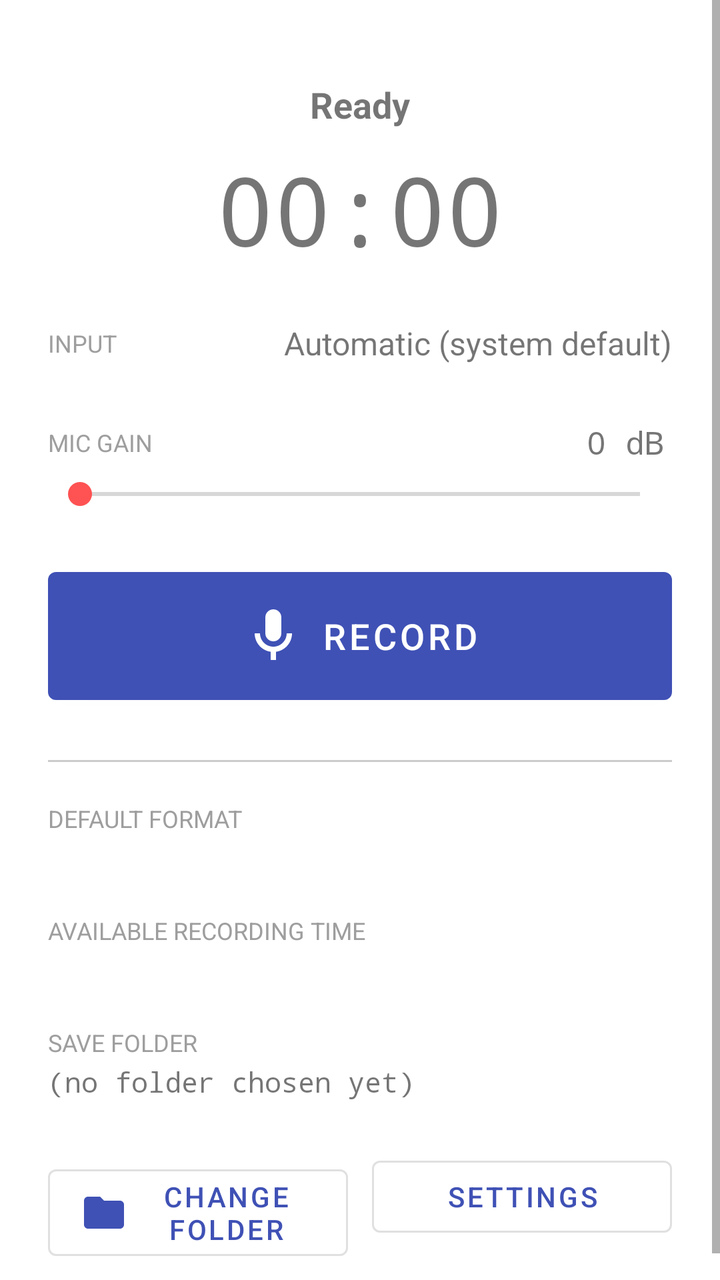
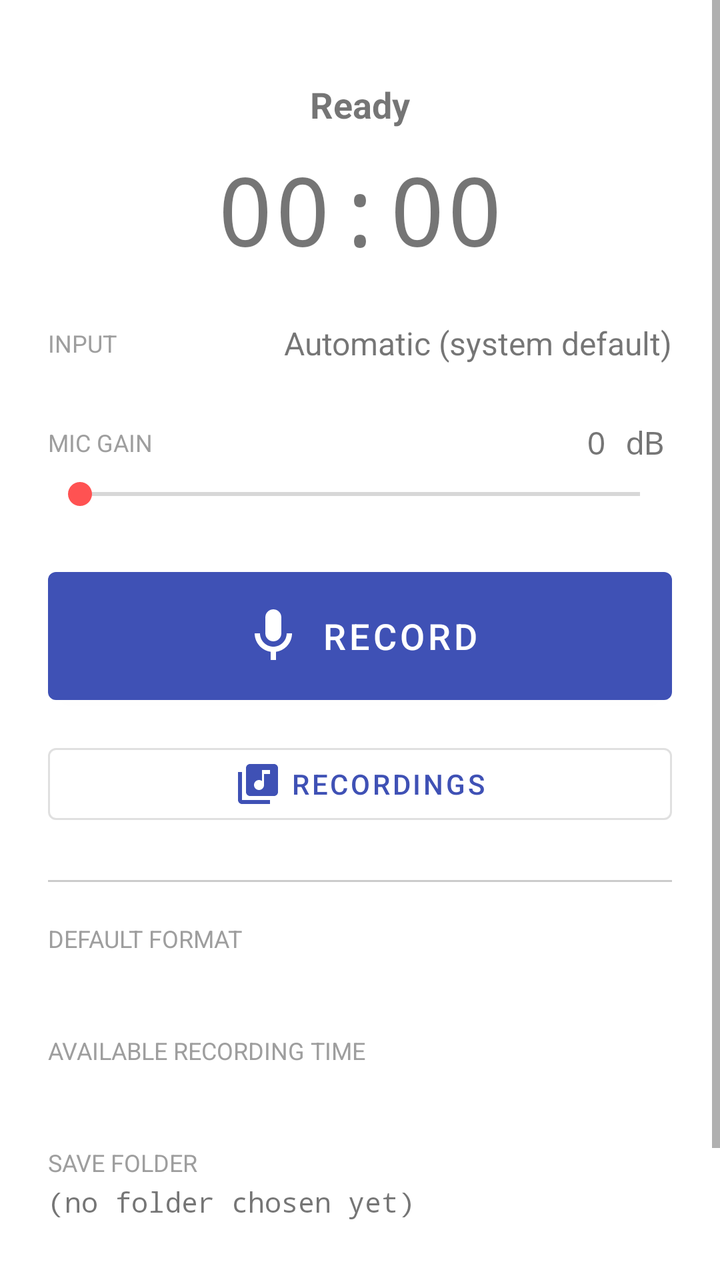

Screens rendered from an Android XML layout before and after an edit, with the pre-edit source and the edit as a unified diff.
<!-- AndroidManifest.xml: application theme Theme.VoiceRecorder -->
<!-- res/layout/activity_main.xml -->
<?xml version="1.0" encoding="utf-8"?>
<ScrollView xmlns:android="http://schemas.android.com/apk/res/android"
    xmlns:app="http://schemas.android.com/apk/res-auto"
    android:layout_width="match_parent"
    android:layout_height="match_parent"
    android:fillViewport="true">

    <LinearLayout
        android:layout_width="match_parent"
        android:layout_height="wrap_content"
        android:orientation="vertical"
        android:padding="24dp">

        <com.google.android.material.card.MaterialCardView
            android:id="@+id/permissionNote"
            android:layout_width="match_parent"
            android:layout_height="wrap_content"
            android:layout_marginBottom="8dp"
            android:visibility="gone"
            app:cardBackgroundColor="@color/note_bg"
            app:cardCornerRadius="10dp"
            app:cardElevation="0dp"
            app:strokeColor="@color/note_stroke"
            app:strokeWidth="1dp">

            <LinearLayout
                android:layout_width="match_parent"
                android:layout_height="wrap_content"
                android:orientation="vertical"
                android:padding="16dp">

                <TextView
                    android:layout_width="wrap_content"
                    android:layout_height="wrap_content"
                    android:text="@string/permission_note_title"
                    android:textColor="@color/note_title"
                    android:textSize="16sp"
                    android:textStyle="bold" />

                <TextView
                    android:layout_width="match_parent"
                    android:layout_height="wrap_content"
                    android:layout_marginTop="6dp"
                    android:text="@string/permission_note_body"
                    android:textColor="@color/normal_text"
                    android:textSize="14sp"
                    android:lineSpacingMultiplier="1.15" />

                <LinearLayout
                    android:layout_width="match_parent"
                    android:layout_height="wrap_content"
                    android:layout_marginTop="12dp"
                    android:orientation="horizontal">

                    <com.google.android.material.button.MaterialButton
                        android:id="@+id/openAppInfoButton"
                        style="@style/Widget.MaterialComponents.Button.OutlinedButton"
                        android:layout_width="0dp"
                        android:layout_height="wrap_content"
                        android:layout_weight="1"
                        android:layout_marginEnd="6dp"
                        android:text="@string/open_app_info" />

                    <com.google.android.material.button.MaterialButton
                        android:id="@+id/openStorageAccessButton"
                        android:layout_width="0dp"
                        android:layout_height="wrap_content"
                        android:layout_weight="1"
                        android:layout_marginStart="6dp"
                        android:text="@string/open_storage_access" />
                </LinearLayout>
            </LinearLayout>
        </com.google.android.material.card.MaterialCardView>

        <TextView
            android:id="@+id/statusText"
            android:layout_width="wrap_content"
            android:layout_height="wrap_content"
            android:layout_gravity="center_horizontal"
            android:layout_marginTop="16dp"
            android:text="@string/status_idle"
            android:textSize="18sp"
            android:textStyle="bold" />

        <TextView
            android:id="@+id/timerText"
            android:layout_width="wrap_content"
            android:layout_height="wrap_content"
            android:layout_gravity="center_horizontal"
            android:layout_marginTop="8dp"
            android:text="00:00"
            android:textSize="48sp"
            android:fontFamily="monospace" />

        <com.lithic.voicerecorder.SpectrumView
            android:id="@+id/spectrumView"
            android:layout_width="match_parent"
            android:layout_height="96dp"
            android:layout_marginTop="16dp"
            android:visibility="gone" />

        
        <LinearLayout
            android:id="@+id/inputRow"
            android:layout_width="match_parent"
            android:layout_height="wrap_content"
            android:layout_marginTop="20dp"
            android:background="?attr/selectableItemBackground"
            android:orientation="horizontal"
            android:gravity="center_vertical"
            android:paddingVertical="4dp">

            <TextView
                android:layout_width="wrap_content"
                android:layout_height="wrap_content"
                android:text="@string/input_label"
                android:textColor="@color/dim_text"
                android:textSize="12sp"
                android:textAllCaps="true" />

            <Space
                android:layout_width="0dp"
                android:layout_height="1dp"
                android:layout_weight="1" />

            <TextView
                android:id="@+id/inputValue"
                android:layout_width="wrap_content"
                android:layout_height="wrap_content"
                android:layout_marginStart="12dp"
                android:gravity="end"
                android:text="@string/input_automatic"
                android:textSize="16sp" />
        </LinearLayout>

        <TextView
            android:id="@+id/inputRouted"
            android:layout_width="match_parent"
            android:layout_height="wrap_content"
            android:layout_marginTop="2dp"
            android:gravity="end"
            android:text=""
            android:textColor="@color/dim_text"
            android:textSize="12sp"
            android:visibility="gone" />

        
        <LinearLayout
            android:layout_width="match_parent"
            android:layout_height="wrap_content"
            android:layout_marginTop="20dp"
            android:orientation="horizontal"
            android:gravity="center_vertical">

            <TextView
                android:layout_width="wrap_content"
                android:layout_height="wrap_content"
                android:text="@string/gain_label"
                android:textColor="@color/dim_text"
                android:textSize="12sp"
                android:textAllCaps="true" />

            <TextView
                android:id="@+id/clipText"
                android:layout_width="wrap_content"
                android:layout_height="wrap_content"
                android:layout_marginStart="8dp"
                android:text="@string/clip_warning"
                android:textColor="@color/warn_red"
                android:textSize="12sp"
                android:textStyle="bold"
                android:textAllCaps="true"
                android:visibility="invisible" />

            <Space
                android:layout_width="0dp"
                android:layout_height="1dp"
                android:layout_weight="1" />

            <TextView
                android:id="@+id/gainValue"
                android:layout_width="wrap_content"
                android:layout_height="wrap_content"
                android:background="?attr/selectableItemBackground"
                android:padding="4dp"
                android:text="0 dB"
                android:textSize="16sp"
                android:fontFamily="monospace" />
        </LinearLayout>

        <SeekBar
            android:id="@+id/gainSlider"
            android:layout_width="match_parent"
            android:layout_height="wrap_content"
            android:layout_marginTop="2dp" />

        <com.google.android.material.button.MaterialButton
            android:id="@+id/recordButton"
            android:layout_width="match_parent"
            android:layout_height="wrap_content"
            android:layout_marginTop="24dp"
            android:paddingVertical="16dp"
            android:text="@string/record"
            android:textSize="18sp"
            app:icon="@drawable/ic_mic"
            app:iconGravity="textStart" />

        <com.google.android.material.button.MaterialButton
            android:id="@+id/pauseButton"
            style="@style/Widget.MaterialComponents.Button.OutlinedButton"
            android:layout_width="match_parent"
            android:layout_height="wrap_content"
            android:layout_marginTop="24dp"
            android:paddingVertical="16dp"
            android:text="@string/pause"
            android:textSize="18sp"
            android:visibility="gone" />

        <com.google.android.material.button.MaterialButton
            android:id="@+id/stopButton"
            android:layout_width="match_parent"
            android:layout_height="wrap_content"
            android:layout_marginTop="12dp"
            android:paddingVertical="16dp"
            android:text="@string/stop"
            android:textSize="18sp"
            android:visibility="gone"
            app:backgroundTint="@color/accent" />

        <View
            android:layout_width="match_parent"
            android:layout_height="1dp"
            android:layout_marginTop="24dp"
            android:background="#33000000" />

        <TextView
            android:layout_width="wrap_content"
            android:layout_height="wrap_content"
            android:layout_marginTop="20dp"
            android:text="@string/default_format_label"
            android:textColor="@color/dim_text"
            android:textSize="12sp"
            android:textAllCaps="true" />

        <TextView
            android:id="@+id/defaultFormatText"
            android:layout_width="wrap_content"
            android:layout_height="wrap_content"
            android:layout_marginTop="2dp"
            android:text=""
            android:textSize="16sp" />

        <TextView
            android:layout_width="wrap_content"
            android:layout_height="wrap_content"
            android:layout_marginTop="16dp"
            android:text="@string/available_storage_label"
            android:textColor="@color/dim_text"
            android:textSize="12sp"
            android:textAllCaps="true" />

        <TextView
            android:id="@+id/storageText"
            android:layout_width="wrap_content"
            android:layout_height="wrap_content"
            android:layout_marginTop="2dp"
            android:text=""
            android:textSize="16sp" />

        <TextView
            android:layout_width="wrap_content"
            android:layout_height="wrap_content"
            android:layout_marginTop="16dp"
            android:text="@string/save_folder_label"
            android:textColor="@color/dim_text"
            android:textSize="12sp"
            android:textAllCaps="true" />

        <TextView
            android:id="@+id/folderPath"
            android:layout_width="match_parent"
            android:layout_height="wrap_content"
            android:layout_marginTop="2dp"
            android:text="@string/no_folder_chosen"
            android:textSize="14sp"
            android:fontFamily="monospace" />

        <LinearLayout
            android:layout_width="match_parent"
            android:layout_height="wrap_content"
            android:layout_marginTop="24dp"
            android:orientation="horizontal">

            <com.google.android.material.button.MaterialButton
                android:id="@+id/changeFolderButton"
                style="@style/Widget.MaterialComponents.Button.OutlinedButton"
                android:layout_width="0dp"
                android:layout_height="wrap_content"
                android:layout_weight="1"
                android:layout_marginEnd="6dp"
                app:icon="@drawable/ic_folder"
                android:text="@string/change_folder" />

            <com.google.android.material.button.MaterialButton
                android:id="@+id/settingsButton"
                style="@style/Widget.MaterialComponents.Button.OutlinedButton"
                android:layout_width="0dp"
                android:layout_height="wrap_content"
                android:layout_weight="1"
                android:layout_marginStart="6dp"
                android:text="@string/settings" />
        </LinearLayout>

    </LinearLayout>
</ScrollView>
<!-- resources referenced by this layout -->
<resources>
  <color name="accent">#FF5252</color>
  <color name="dim_text">#9E9E9E</color>
  <color name="normal_text">#212121</color>
  <color name="note_bg">#FFF8E1</color>
  <color name="note_stroke">#FFE082</color>
  <color name="note_title">#E65100</color>
  <color name="warn_red">#C62828</color>
  <!-- drawable ic_folder (drawable) -->
  <vector xmlns:android="http://schemas.android.com/apk/res/android"
      android:width="24dp"
      android:height="24dp"
      android:viewportWidth="24"
      android:viewportHeight="24"
      android:tint="@color/folder_tint">
      <path
          android:fillColor="#FFFFFFFF"
          android:pathData="M10,4H4c-1.1,0 -1.99,0.9 -1.99,2L2,18c0,1.1 0.9,2 2,2h16c1.1,0 2,-0.9 2,-2V8c0,-1.1 -0.9,-2 -2,-2h-8l-2,-2z" />
  </vector>
  <!-- drawable ic_mic (drawable) -->
  <vector xmlns:android="http://schemas.android.com/apk/res/android"
      android:width="32dp"
      android:height="32dp"
      android:viewportWidth="24"
      android:viewportHeight="24"
      android:tint="#FFFFFF">
      <path
          android:fillColor="#FFFFFFFF"
          android:pathData="M12,14c1.66,0 3,-1.34 3,-3V5c0,-1.66 -1.34,-3 -3,-3S9,3.34 9,5v6c0,1.66 1.34,3 3,3zM17,11c0,2.76 -2.24,5 -5,5s-5,-2.24 -5,-5H5c0,3.53 2.61,6.43 6,6.92V21h2v-3.08c3.39,-0.49 6,-3.39 6,-6.92h-2z" />
  </vector>
  <string name="available_storage_label">Available recording time</string>
  <string name="change_folder">Change folder</string>
  <string name="clip_warning">Clip</string>
  <string name="default_format_label">Default format</string>
  <string name="gain_label">Mic gain</string>
  <string name="input_automatic">Automatic (system default)</string>
  <string name="input_label">Input</string>
  <string name="no_folder_chosen">(no folder chosen yet)</string>
  <string name="open_app_info">App info</string>
  <string name="open_storage_access">Storage access</string>
  <string name="pause">Pause</string>
  <string name="permission_note_body">To save recordings into any folder you pick, the app needs \"All files access\". You only need to do this once:\n\nTap \"Storage access\" below → turn on \"Allow access to manage all files\".\n\nIf that switch is greyed out (Android 13 and later do this for apps installed from a downloaded file), first tap \"App info\" below → tap the three-dot menu (⋮) in the top-right → \"Allow restricted settings\" (enter your PIN if asked), then turn the switch on.</string>
  <string name="permission_note_title">Folder access needed</string>
  <string name="record">Record</string>
  <string name="save_folder_label">Save folder</string>
  <string name="settings">Settings</string>
  <string name="status_idle">Ready</string>
  <string name="stop">Stop</string>
  <style name="Theme.VoiceRecorder" parent="Theme.MaterialComponents.DayNight.DarkActionBar">
          <item name="colorPrimary">@color/primary</item>
          <item name="colorPrimaryVariant">@color/primary_dark</item>
          <item name="colorOnPrimary">#FFFFFF</item>
          <item name="colorSecondary">@color/accent</item>
          <item name="colorOnSecondary">#FFFFFF</item>
          <item name="android:statusBarColor" tools:targetApi="l">@color/primary_dark</item>
      </style>
  <color name="folder_tint">#FBC02D</color>
  <color name="primary">#3F51B5</color>
  <color name="primary_dark">#303F9F</color>
</resources>

<!-- the commit's change to res/layout/activity_main.xml (unified diff, before → after) -->
@@ -227,6 +227,16 @@
             android:visibility="gone"
             app:backgroundTint="@color/accent" />
 
+        <com.google.android.material.button.MaterialButton
+            android:id="@+id/recordingsButton"
+            style="@style/Widget.MaterialComponents.Button.OutlinedButton"
+            android:layout_width="match_parent"
+            android:layout_height="wrap_content"
+            android:layout_marginTop="12dp"
+            android:text="@string/recordings"
+            app:icon="@drawable/ic_library_music"
+            app:iconGravity="textStart" />
+
         <View
             android:layout_width="match_parent"
             android:layout_height="1dp"
<!-- resource entries referenced after the edit -->
@@ -17,6 +17,17 @@
       <path
           android:fillColor="#FFFFFFFF"
           android:pathData="M10,4H4c-1.1,0 -1.99,0.9 -1.99,2L2,18c0,1.1 0.9,2 2,2h16c1.1,0 2,-0.9 2,-2V8c0,-1.1 -0.9,-2 -2,-2h-8l-2,-2z" />
+  </vector>
+  <!-- drawable ic_library_music (drawable) -->
+  <vector xmlns:android="http://schemas.android.com/apk/res/android"
+      android:width="24dp"
+      android:height="24dp"
+      android:viewportWidth="24"
+      android:viewportHeight="24"
+      android:tint="?attr/colorControlNormal">
+      <path
+          android:fillColor="#FFFFFFFF"
+          android:pathData="M20,2H8c-1.1,0 -2,0.9 -2,2v12c0,1.1 0.9,2 2,2h12c1.1,0 2,-0.9 2,-2V4c0,-1.1 -0.9,-2 -2,-2zM18,7h-3v5.5c0,1.38 -1.12,2.5 -2.5,2.5S10,13.88 10,12.5s1.12,-2.5 2.5,-2.5c0.57,0 1.08,0.19 1.5,0.51V5h4v2zM4,6H2v14c0,1.1 0.9,2 2,2h14v-2H4V6z" />
   </vector>
   <!-- drawable ic_mic (drawable) -->
   <vector xmlns:android="http://schemas.android.com/apk/res/android"
@@ -43,6 +54,7 @@
   <string name="permission_note_body">To save recordings into any folder you pick, the app needs \"All files access\". You only need to do this once:\n\nTap \"Storage access\" below → turn on \"Allow access to manage all files\".\n\nIf that switch is greyed out (Android 13 and later do this for apps installed from a downloaded file), first tap \"App info\" below → tap the three-dot menu (⋮) in the top-right → \"Allow restricted settings\" (enter your PIN if asked), then turn the switch on.</string>
   <string name="permission_note_title">Folder access needed</string>
   <string name="record">Record</string>
+  <string name="recordings">Recordings</string>
   <string name="save_folder_label">Save folder</string>
   <string name="settings">Settings</string>
   <string name="status_idle">Ready</string>
